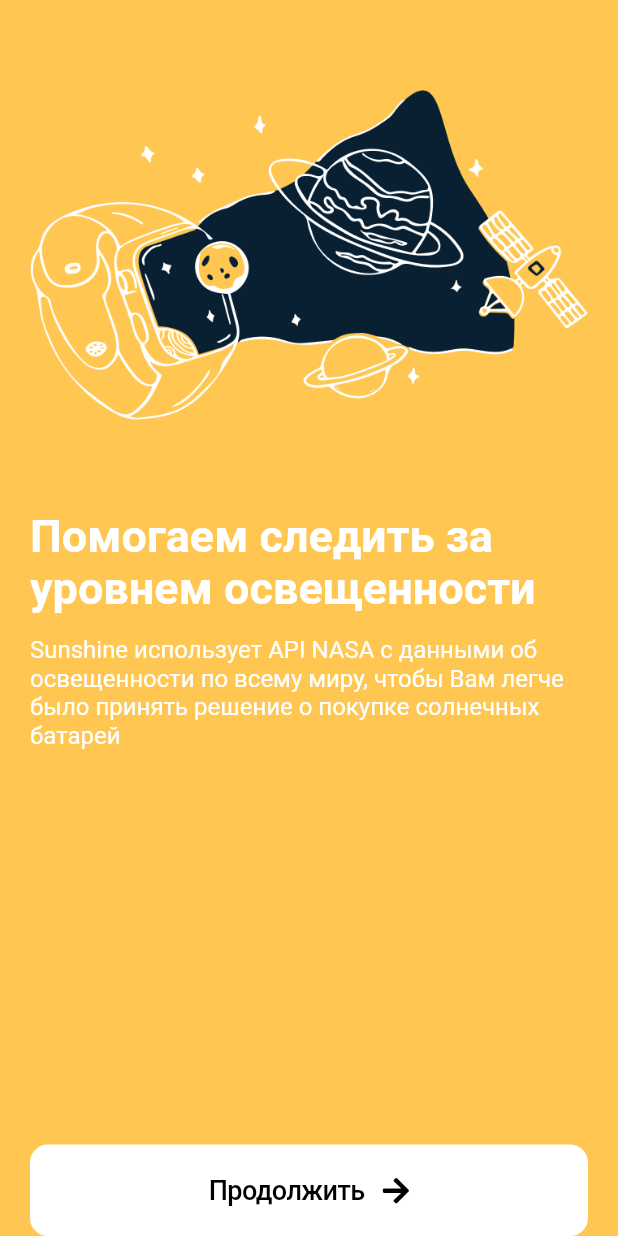
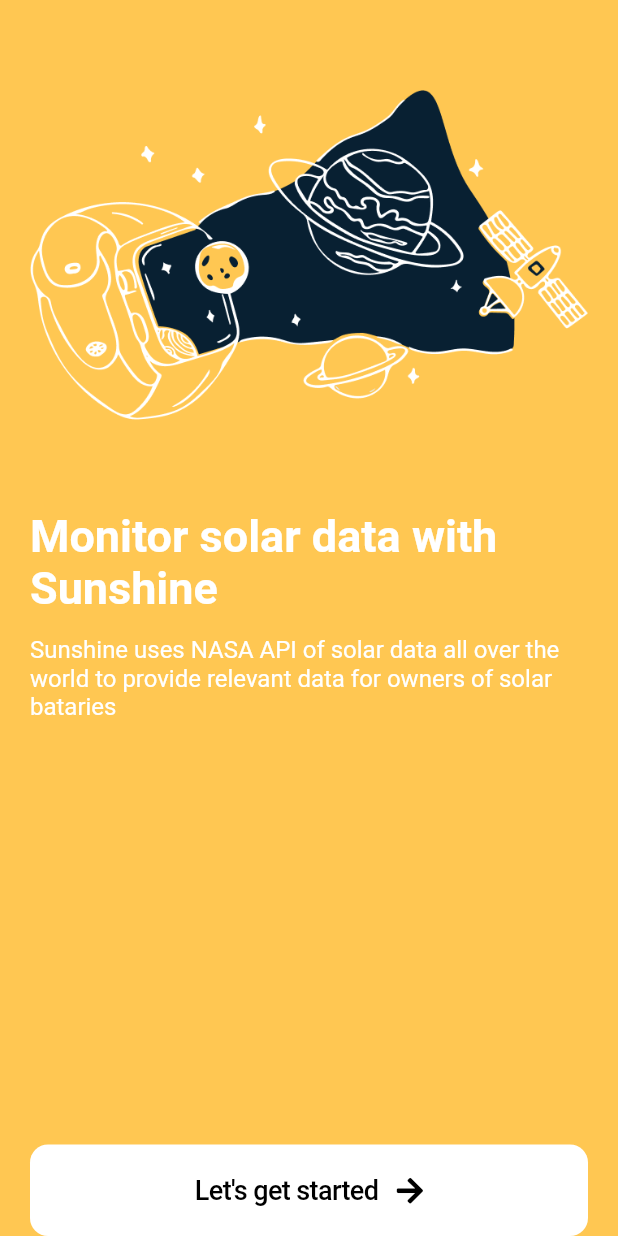
Before and after one commit to Crepiks/bright-sunshine, a Flutter app: the screen it shows after launch, on a phone screen of 412 x 824 dp. Run offline on Flutter 3.47's test engine with Material 2 defaults, Android fonts, the light colour scheme and no system bars; our stand-ins replace fl_chart, font_awesome_flutter.

Commit message:
feat: traslate welcome text to english

```diff
--- a/lib/onboarding/views/welcome_view.dart
+++ b/lib/onboarding/views/welcome_view.dart
@@ -23,7 +23,7 @@
                     child: const Image(
                         image: AssetImage("assets/images/backpack-space.png"))),
                 const Text(
-                  "Помогаем следить за уровнем освещенности",
+                  "Monitor solar data with Sunshine",
                   style: TextStyle(
                       fontSize: 30,
                       fontWeight: FontWeight.w600,
@@ -32,7 +32,7 @@
                 const Padding(
                   padding: EdgeInsets.only(top: 14),
                   child: Text(
-                    'Sunshine использует API NASA с данными об освещенности по всему миру, чтобы Вам легче было принять решение о покупке солнечных батарей',
+                    'Sunshine uses NASA API of solar data all over the world to provide relevant data for owners of solar bataries',
                     style: TextStyle(color: Colors.white, fontSize: 16),
                   ),
                 )
@@ -48,7 +48,7 @@
                     children: const [
                       Padding(
                         padding: EdgeInsets.only(right: 12),
-                        child: Text("Продолжить",
+                        child: Text("Let's get started",
                             style: TextStyle(
                                 color: Colors.black,
                                 fontWeight: FontWeight.w500,
```
